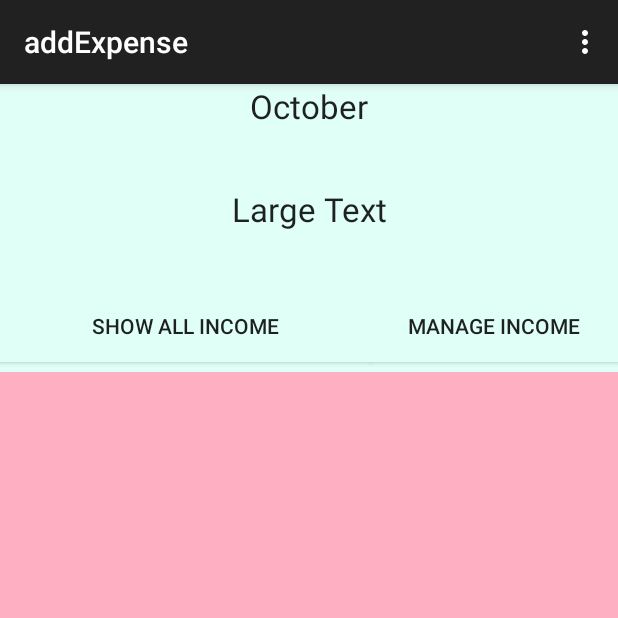
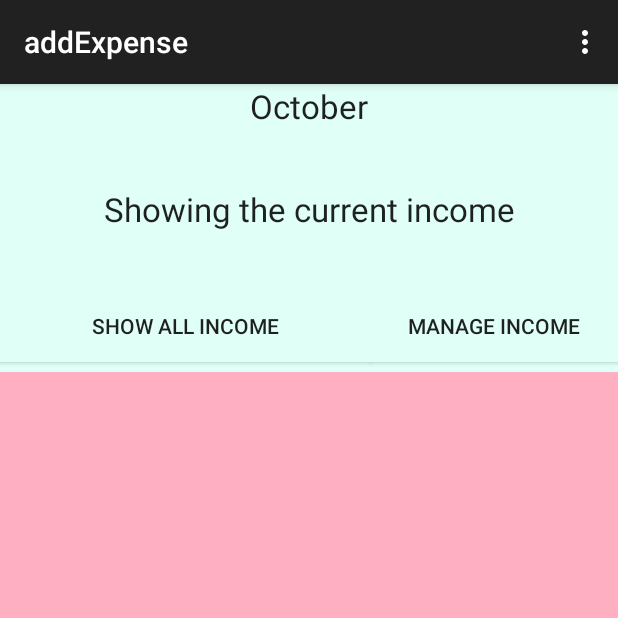
Before and after one commit to atiartalukdar/ExpenseManager, an Android app: the addExpense screen opened directly, with no data from a screen before it, on a phone screen of 412 x 824 dp, the top half of it. Run offline under Robolectric (Android 15) with nearby library versions, the phone set to English and light mode, and no system bars.

```diff
--- a/app/src/main/res/layout/activity_add_expense.xml
+++ b/app/src/main/res/layout/activity_add_expense.xml
@@ -26,7 +26,7 @@
             android:layout_weight="2"
             android:gravity="center"
             android:textAppearance="?android:attr/textAppearanceLarge"
-            android:text="Large Text"
+            android:text="Showing the current income"
             android:id="@+id/currentBalanceTV"
             android:layout_gravity="center_horizontal" />
 
```
